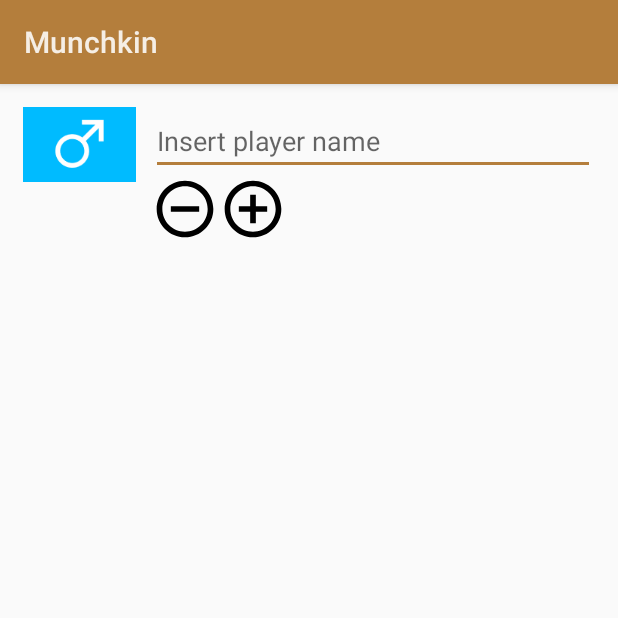
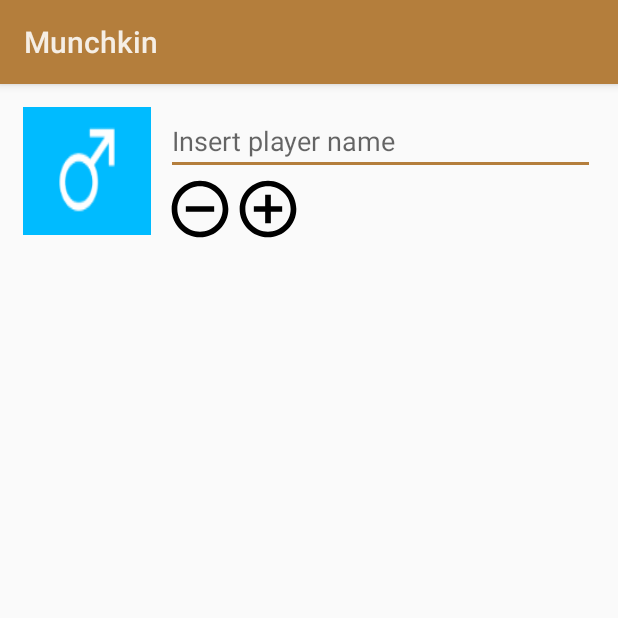
Before and after one commit to Brankale/munchkin_level_counter, an Android app: the screen it shows after launch (MainActivityNew), on a phone screen of 412 x 824 dp, the top half of it. Run offline under Robolectric (Android 15) with nearby library versions, the phone set to English and light mode, and no system bars.

Commit message:
improved PlayerView & added PLayer class

```diff
--- a/app/src/main/java/com/example/munchkin/MainActivityNew.kt
+++ b/app/src/main/java/com/example/munchkin/MainActivityNew.kt
@@ -8,7 +8,10 @@
 
     override fun onCreate(savedInstanceState: Bundle?) {
         super.onCreate(savedInstanceState)
-        setContentView(PlayerView(this, null))
+
+        val view = PlayerView(this, null)
+
+        setContentView(view)
     }
 
 }
--- /dev/null
+++ b/app/src/main/java/com/example/munchkin/Player.kt
@@ -0,0 +1,27 @@
+package com.example.munchkin
+
+class Player {
+
+    private val MALE: Boolean = false
+    private val FEMALE: Boolean = true
+
+    var name: String = ""
+    var sex: Boolean = MALE
+    var level: Int = 1
+
+    fun isMale() = sex == MALE
+    fun isFemale() = sex == FEMALE
+
+    fun levelUp() {
+        if (level < 10) {
+            ++level
+        }
+    }
+
+    fun levelDown() {
+        if (level > 1) {
+            --level
+        }
+    }
+
+}
--- a/app/src/main/java/com/example/munchkin/custom_views/PlayerView.kt
+++ b/app/src/main/java/com/example/munchkin/custom_views/PlayerView.kt
@@ -3,14 +3,43 @@
 import android.content.Context
 import android.util.AttributeSet
 import android.view.View
+import android.widget.ImageView
 import android.widget.LinearLayout
 import android.widget.TextView
+import com.example.munchkin.Player
 import com.example.munchkin.R
 
-class PlayerView(context: Context?, attrs: AttributeSet?) : LinearLayout(context, attrs) {
+class PlayerView(context: Context, attrs: AttributeSet?) : LinearLayout(context, attrs) {
+
+    private val player: Player
+
+    private val name: TextView
+    private val sex: ImageView
+    private val level: TextView
+    private val levelUp: ImageView
+    private val levelDown: ImageView
 
     init {
         View.inflate(context, R.layout.player_view,this)
+
+        name = findViewById(R.id.name)
+        sex = findViewById(R.id.sex)
+        level = findViewById(R.id.current_level)
+        levelUp = findViewById(R.id.remove_level)
+        levelDown = findViewById(R.id.add_level)
+
+        player = Player()
+
+
+        attrs?.let {
+            val typedArray = context.theme.obtainStyledAttributes(attrs, R.styleable.PlayerView, 0, 0)
+
+            player.name = typedArray.getString(R.styleable.PlayerView_name) ?: ""
+            player.level = typedArray.getInt(R.styleable.PlayerView_level, 1)
+            player.sex = typedArray.getInt(R.styleable.PlayerView_sex, 0) > 0
+
+            typedArray.recycle()
+        }
     }
 
 }
--- a/app/src/main/res/layout/player_view.xml
+++ b/app/src/main/res/layout/player_view.xml
@@ -7,9 +7,9 @@
     android:layout_margin="15dp">
 
     <ImageView
-        android:id="@+id/gender"
-        android:layout_width="wrap_content"
-        android:layout_height="wrap_content"
+        android:id="@+id/sex"
+        android:layout_width="85dp"
+        android:layout_height="85dp"
         android:contentDescription="@string/gender"
         android:background="@mipmap/male_icon2"/>
 
@@ -21,6 +21,7 @@
 
         <EditText
             android:id="@+id/name"
+            android:inputType="text"
             android:autofillHints="@string/player_name"
             android:hint="@string/player_name"
             android:layout_width="match_parent"
@@ -39,7 +40,7 @@
                 android:background="@drawable/ic_remove_circle_outline_black_24dp"/>
 
             <TextView
-                android:id="@+id/level"
+                android:id="@+id/current_level"
                 android:layout_width="wrap_content"
                 android:layout_height="wrap_content"/>
 
```
Also changed, not shown: app/src/main/res/values/attrs.xml (added, +13 -0 lines).
